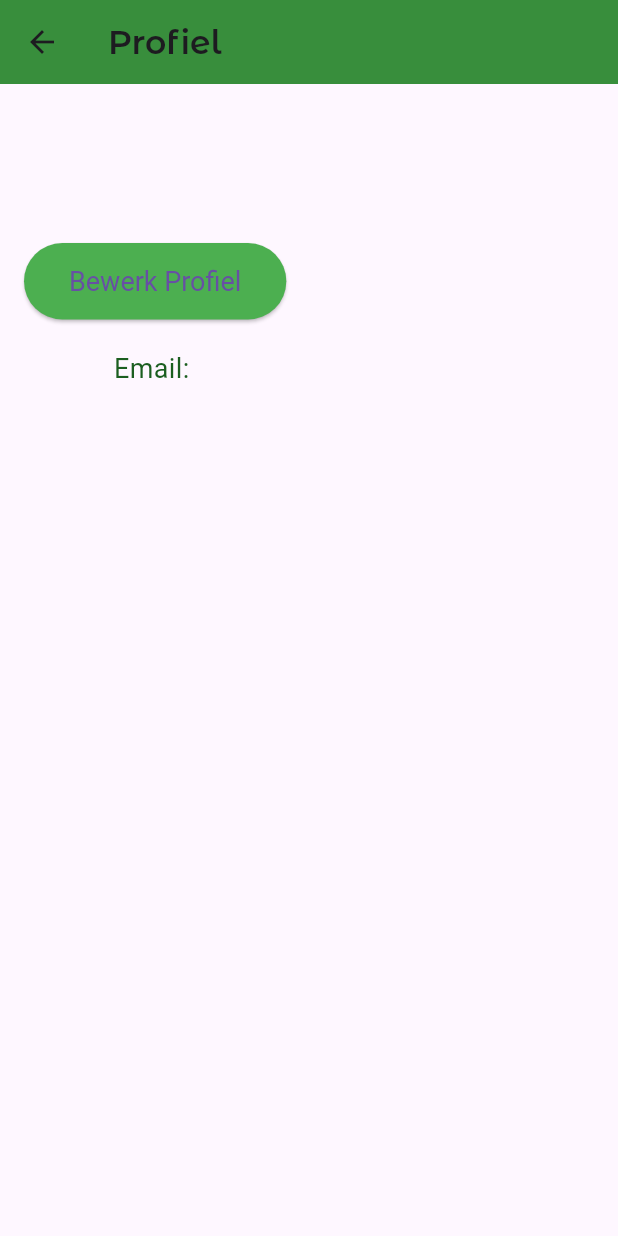
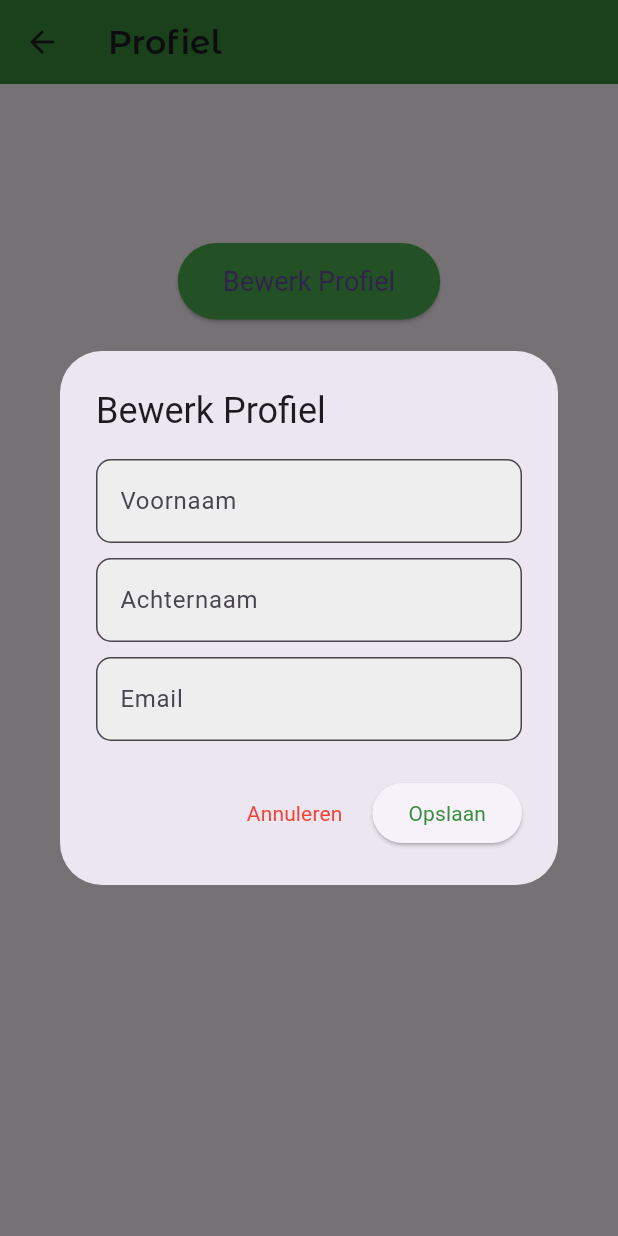
Before and after one commit to TomGijsbers/florafocus, a Flutter app: the ProfilePage screen opened directly with empty values, after a tap on "Bewerk Profiel", on a phone screen of 412 x 824 dp. Run offline on Flutter 3.47's test engine with Material 3 defaults, Android fonts, the light colour scheme and no system bars; project files that could hold a hidden picture were left out.

Commit message:
modal profile

```diff
--- a/lib/api/api_service.dart
+++ b/lib/api/api_service.dart
@@ -4,7 +4,7 @@ import 'package:http/http.dart'
 
 class ApiService {
   static const String baseUrl =
-      'https://dull-rocks-like.loca.lt/users'; // De basis-URL van de API
+      'https://tiny-geese-brake.loca.lt/users'; // De basis-URL van de API
 
   // Functie om gebruikers voor de leaderboard op te halen
   Future<List<Map<String, dynamic>>> fetchUsers() async {
--- a/lib/pages/profile_page.dart
+++ b/lib/pages/profile_page.dart
@@ -2,14 +2,138 @@ import 'package:flutter/material.dart'; // Importeer de Flutter-material design
 import '/widgets/profile_header.dart'; // Importeer de ProfileHeader widget
 import '/widgets/edit_profile.dart'; // Importeer de EditProfileButton widget
 
-class ProfilePage extends StatelessWidget {
-  final Map<String, dynamic> user; // Gebruikersdata
+class ProfilePage extends StatefulWidget {
+  final Map<String, dynamic> user; // Gebruikersdata in de vorm van een map
 
   ProfilePage(
-      {required this.user}); // Constructor met verplichte gebruikersdata
+      {required this.user}); // Constructor die de gebruikersdata vereist
+
+  @override
+  _ProfilePageState createState() =>
+      _ProfilePageState(); // Creëer de state voor de ProfilePage
+}
+
+class _ProfilePageState extends State<ProfilePage> {
+  late TextEditingController
+      _firstNameController; // Controller voor de voornaam
+  late TextEditingController
+      _lastNameController; // Controller voor de achternaam
+  late TextEditingController _emailController; // Controller voor het emailadres
+
+  @override
+  void initState() {
+    super.initState(); // Voer de initState van de superclass uit
+    // Initialiseer de controllers met de huidige waarde van de gebruikersdata
+    _firstNameController =
+        TextEditingController(text: widget.user['first_name']);
+    _lastNameController = TextEditingController(text: widget.user['last_name']);
+    _emailController = TextEditingController(text: widget.user['email']);
+  }
+
+  @override
+  void dispose() {
+    // Ruim de controllers op wanneer de widget wordt verwijderd
+    _firstNameController.dispose();
+    _lastNameController.dispose();
+    _emailController.dispose();
+    super.dispose(); // Voer de dispose van de superclass uit
+  }
+
+  void _showEditProfileModal(BuildContext context) {
+    // Functie om het bewerk profiel dialoogvenster te tonen
+    showDialog(
+      context: context,
+      builder: (BuildContext context) {
+        return AlertDialog(
+          title: Text('Bewerk Profiel'), // Titel van het dialoogvenster
+          content: Container(
+            width: double.maxFinite, // Zorg dat de container maximaal breed is
+            child: Column(
+              mainAxisSize: MainAxisSize.min, // Minimale hoogte van de kolom
+              children: [
+                TextField(
+                  controller:
+                      _firstNameController, // Controller voor de voornaam
+                  decoration: InputDecoration(
+                    labelText: 'Voornaam', // Label voor het tekstveld
+                    border: OutlineInputBorder(
+                      borderRadius: BorderRadius.circular(
+                          10), // Hoeken van de rand afronden
+                    ),
+                    filled: true, // Vul het tekstveld
+                    fillColor:
+                        Colors.grey[200], // Achtergrondkleur van het tekstveld
+                  ),
+                ),
+                SizedBox(height: 10), // Ruimte tussen de tekstvelden
+                TextField(
+                  controller:
+                      _lastNameController, // Controller voor de achternaam
+                  decoration: InputDecoration(
+                    labelText: 'Achternaam', // Label voor het tekstveld
+                    border: OutlineInputBorder(
+                      borderRadius: BorderRadius.circular(
+                          10), // Hoeken van de rand afronden
+                    ),
+                    filled: true, // Vul het tekstveld
+                    fillColor:
+                        Colors.grey[200], // Achtergrondkleur van het tekstveld
+                  ),
+                ),
+                SizedBox(height: 10), // Ruimte tussen de tekstvelden
+                TextField(
+                  controller:
+                      _emailController, // Controller voor het emailadres
+                  decoration: InputDecoration(
+                    labelText: 'Email', // Label voor het tekstveld
+                    border: OutlineInputBorder(
+                      borderRadius: BorderRadius.circular(
+                          10), // Hoeken van de rand afronden
+                    ),
+                    filled: true, // Vul het tekstveld
+                    fillColor:
+                        Colors.grey[200], // Achtergrondkleur van het tekstveld
+                  ),
+                ),
+              ],
+            ),
+          ),
+          actions: [
+            TextButton(
+              onPressed: () {
+                Navigator.of(context)
+                    .pop(); // Sluit het dialoogvenster zonder wijzigingen
+              },
+              child: Text('Annuleren'), // Knop om te annuleren
+              style: TextButton.styleFrom(
+                foregroundColor: Colors.red, // Kleuring van de knop
+              ),
+            ),
+            ElevatedButton(
+              onPressed: () {
+                setState(() {
+                  // Werk de gebruikersdata bij met de waarden uit de tekstvelden
+                  widget.user['first_name'] = _firstNameController.text;
+                  widget.user['last_name'] = _lastNameController.text;
+                  widget.user['email'] = _emailController.text;
+                });
+                Navigator.of(context)
+                    .pop(); // Sluit het dialoogvenster na het opslaan
+              },
+              child: Text('Opslaan'), // Knop om wijzigingen op te slaan
+              style: ElevatedButton.styleFrom(
+                foregroundColor: Colors.green[700], // Kleuring van de knop
+              ),
+            ),
+          ],
+        );
+      },
+    );
+  }
 
   @override
   Widget build(BuildContext context) {
+    // Bouw de gebruikersinterface van de profielpagina
     return Scaffold(
       appBar: AppBar(
         title: Text('Profiel',
@@ -17,24 +141,28 @@ class ProfilePage extends StatelessWidget {
                 fontFamily: 'Montserrat')), // Titel van de app met Montserrat
         backgroundColor: Colors.green[700], // Achtergrondkleur van de AppBar
       ),
-      body: Padding(
+      body: SingleChildScrollView(
+        child: Center(
+          child: Padding(
             padding: const EdgeInsets.all(16.0), // Padding rondom de body
             child: Column(
-          crossAxisAlignment: CrossAxisAlignment.center, // Centreer de inhoud
+              crossAxisAlignment:
+                  CrossAxisAlignment.center, // Centreer de inhoud
               children: [
                 SizedBox(height: 20), // Ruimte boven de header
                 ProfileHeader(
                     userName:
-                    "${user['first_name']} ${user['last_name']}"), // Toon profielheader met naam
+                        "${widget.user['first_name']} ${widget.user['last_name']}"), // Toon profielheader met naam
                 SizedBox(height: 20), // Ruimte onder de header
                 EditProfileButton(
                   onPressed: () {
-                // Voeg hier de logica toe voor de bewerk profiel knop
+                    _showEditProfileModal(
+                        context); // Toon het bewerk profiel dialoogvenster
                   },
                 ),
                 SizedBox(height: 20), // Ruimte onder de knop
                 Text(
-              "Email: ${user['email']}", // Toon het emailadres
+                  "Email: ${widget.user['email']}", // Toon het emailadres
                   style: TextStyle(
                     fontSize: 18, // Tekstgrootte
                     color: Colors.green[900], // Tekstkleur
@@ -44,6 +172,8 @@ class ProfilePage extends StatelessWidget {
               ],
             ),
           ),
+        ),
+      ),
     );
   }
 }
--- a/lib/widgets/camera_button.dart
+++ b/lib/widgets/camera_button.dart
@@ -36,7 +36,7 @@ class CameraButton extends StatelessWidget {
             ),
             SizedBox(width: 8), // Ruimte tussen het icoon en de tekst
             Text(
-              "Scan een zaadje!", // Tekst op de knop
+              "Scan een verpakking!", // Tekst op de knop
               style: TextStyle(
                 color: Colors.white, // Kleur van de tekst
                 fontSize: 16, // Lettergrootte
```
Lines whose indentation alone changed are shown as unchanged.
